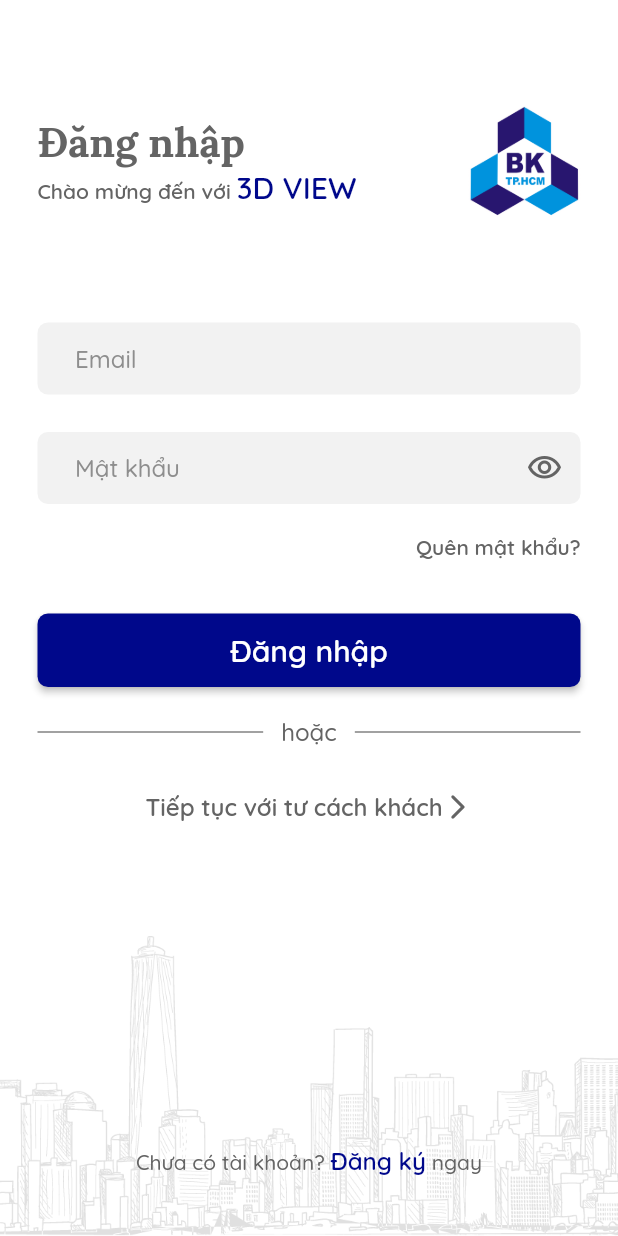
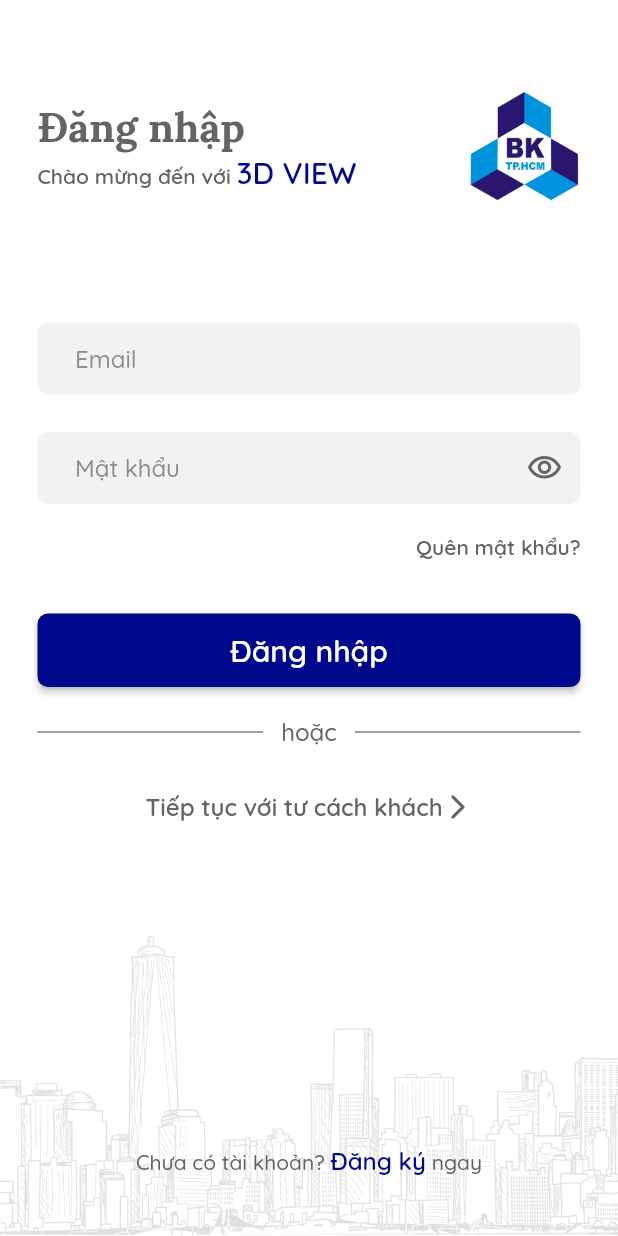
Before and after one commit to ntxmai5220/3d_view, a Flutter app: the screen it shows after launch, on a phone screen of 412 x 824 dp. Run offline on Flutter 3.47's test engine with Material 2 defaults, Android fonts, the phone set to English and light mode, and no system bars; our stand-ins replace bloc, flutter_bloc.

Commit message:
init 'Tôi' tab && modify code

```diff
--- a/lib/pages/auth/login_page.dart
+++ b/lib/pages/auth/login_page.dart
@@ -77,21 +77,23 @@
       child: Scaffold(
         backgroundColor: Colors.white,
         resizeToAvoidBottomInset: false,
-        body: Stack(
+        body: SafeArea(
+          child: Stack(
             children: [
               const BgOpacity(),
               Form(
                 key: globalKey,
                 child: Padding(
-                padding: const EdgeInsets.symmetric(horizontal: 25),
+                  padding: const EdgeInsets.symmetric(
+                      horizontal: AppConstants.pageMarginHorizontal),
                   child: Column(
                     children: [
                       const SizedBox(
-                      height: 70,
+                        height: 60,
                         width: double.infinity,
                       ),
                       const HeaderLogo('Đăng nhập'),
-                    const SizedBox(height: 70),
+                      const SizedBox(height: 80),
                       MyInputText(
                         hint: 'Email',
                         controller: _emailController,
@@ -149,6 +151,7 @@
             ],
           ),
         ),
+      ),
     );
   }
 }
--- a/lib/pages/pages.dart
+++ b/lib/pages/pages.dart
@@ -15,5 +15,5 @@
 //followed
 export './followed/followed_page.dart';
 
-//more
-export './more/more_page.dart';
+//user
+export './user/my_page.dart';
--- a/lib/values/app_colors.dart
+++ b/lib/values/app_colors.dart
@@ -10,6 +10,9 @@
 
   static const yellow = Color(0xFFFFC800);
   static const white80 = Color(0xE0FFFFFF);
+  static const red = Color(0xFFB40101);
 
   static const textfieldBg = Color(0x66DEDEDE);
+
+  static const background = Color(0xFFF4F4F4);
 }
--- /dev/null
+++ b/lib/values/app_constants.dart
@@ -0,0 +1,11 @@
+class AppConstants {
+  static const pageMarginHorizontal = 25.0;
+
+  static const appName = '3D VIEW';
+
+  static const cardElevation = 0.4;
+
+  static const borderRadis = 7.0;
+
+  static const logoSize = 75.0;
+}
--- a/lib/values/app_styles.dart
+++ b/lib/values/app_styles.dart
@@ -48,6 +48,12 @@
       fontWeight: FontWeight.w500,
       fontSize: 12);
 
+  static const unselectedTab = TextStyle(
+      fontFamily: AppFonts.primary,
+      color: AppColors.secondary,
+      fontWeight: FontWeight.w500,
+      fontSize: 11);
+
   static const labelTopic = TextStyle(
       fontFamily: AppFonts.secondary,
       color: AppColors.darkPrimary,
--- a/lib/values/values.dart
+++ b/lib/values/values.dart
@@ -2,3 +2,4 @@
 export './app_assets.dart';
 export './app_colors.dart';
 export './app_styles.dart';
+export './app_constants.dart';
--- a/lib/widgets/auth_screen/header_logo.dart
+++ b/lib/widgets/auth/header_logo.dart
@@ -36,8 +36,8 @@
         ),
         Image.asset(
           AppAssets.appLogo,
-          height: 75,
-          width: 75,
+          height: AppConstants.logoSize,
+          width: AppConstants.logoSize,
         )
       ],
     );
--- a/lib/widgets/input_text.dart
+++ b/lib/widgets/input_text.dart
@@ -1,3 +1,4 @@
+import 'package:bk_3d_view/values/app_colors.dart';
 import 'package:bk_3d_view/values/app_styles.dart';
 import 'package:bk_3d_view/values/values.dart';
 import 'package:flutter/material.dart';
@@ -53,9 +54,10 @@
               )
             : null,
         border: const OutlineInputBorder(
-            borderRadius: BorderRadius.all(Radius.circular(7)),
+            borderRadius:
+                BorderRadius.all(Radius.circular(AppConstants.borderRadis)),
             borderSide: BorderSide.none),
-        errorStyle: AppStyles.tinyContent.copyWith(color: Colors.red),
+        errorStyle: AppStyles.tinyContent.copyWith(color: AppColors.red),
         // errorBorder: const OutlineInputBorder(
         //     borderRadius: BorderRadius.all(Radius.circular(5)),
         //     borderSide: BorderSide(color: AppColor.iconColor)),
--- a/lib/widgets/my_button.dart
+++ b/lib/widgets/my_button.dart
@@ -19,7 +19,7 @@
           Text(
             label,
             style: AppStyles.buttonText.copyWith(
-              color: bgColor == AppColors.primary
+              color: bgColor == AppColors.primary || bgColor == AppColors.red
                   ? Colors.white
                   : AppColors.primary,
             ),
```
Also changed, not shown: lib/pages/main_page.dart (+5 -2 lines), lib/pages/more/more_page.dart (deleted, +0 -10 lines), lib/pages/user/my_page.dart (added, +89 -0 lines), lib/widgets/user/choose_item.dart (added, +52 -0 lines), lib/widgets/widgets.dart (+7 -4 lines), lib/widgets/auth/bg_opacity.dart (renamed from lib/widgets/auth_screen/bg_opacity.dart), lib/widgets/auth/guest_continue.dart (renamed from lib/widgets/auth_screen/guest_continue.dart), lib/widgets/auth/my_divider.dart (renamed from lib/widgets/auth_screen/my_divider.dart). Lines whose indentation alone changed are shown as unchanged.
